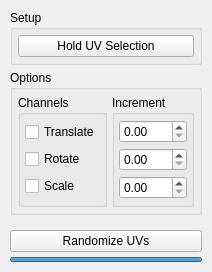
Above: randomUV.ui from TicTac-93/randomUV before the change. Below: the same form after it.
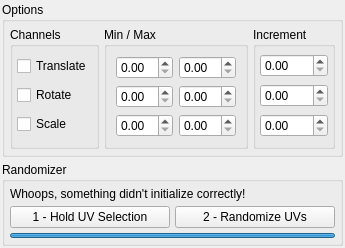
That is the form after the change.

Commit message: Set up widget connections, but no functionality yet.

The edit to the form file:
```diff
--- a/randomUV.ui
+++ b/randomUV.ui
@@ -6,10 +6,16 @@
    <rect>
     <x>0</x>
     <y>0</y>
-    <width>188</width>
-    <height>247</height>
+    <width>320</width>
+    <height>222</height>
    </rect>
   </property>
+  <property name="sizePolicy">
+   <sizepolicy hsizetype="Minimum" vsizetype="Minimum">
+    <horstretch>0</horstretch>
+    <verstretch>0</verstretch>
+   </sizepolicy>
+  </property>
   <property name="windowTitle">
    <string>UV Randomizer</string>
   </property>
@@ -18,70 +24,17 @@
     <number>5</number>
    </property>
    <property name="leftMargin">
-    <number>10</number>
+    <number>2</number>
    </property>
    <property name="topMargin">
-    <number>10</number>
+    <number>2</number>
    </property>
    <property name="rightMargin">
-    <number>10</number>
+    <number>2</number>
    </property>
    <property name="bottomMargin">
-    <number>10</number>
+    <number>2</number>
    </property>
-   <item>
-    <widget class="QGroupBox" name="grp_setup">
-     <property name="sizePolicy">
-      <sizepolicy hsizetype="Preferred" vsizetype="Preferred">
-       <horstretch>0</horstretch>
-       <verstretch>0</verstretch>
-      </sizepolicy>
-     </property>
-     <property name="title">
-      <string>Setup</string>
-     </property>
-     <layout class="QVBoxLayout" name="verticalLayout_2">
-      <property name="spacing">
-       <number>5</number>
-      </property>
-      <property name="leftMargin">
-       <number>5</number>
-      </property>
-      <property name="topMargin">
-       <number>5</number>
-      </property>
-      <property name="rightMargin">
-       <number>5</number>
-      </property>
-      <property name="bottomMargin">
-       <number>5</number>
-      </property>
-      <item>
-       <widget class="QPushButton" name="btn_hold">
-        <property name="text">
-         <string>Hold UV Selection</string>
-        </property>
-        <property name="checkable">
-         <bool>true</bool>
-        </property>
-       </widget>
-      </item>
-     </layout>
-    </widget>
-   </item>
-   <item>
-    <spacer name="verticalSpacer">
-     <property name="orientation">
-      <enum>Qt::Vertical</enum>
-     </property>
-     <property name="sizeHint" stdset="0">
-      <size>
-       <width>20</width>
-       <height>40</height>
-      </size>
-     </property>
-    </spacer>
-   </item>
    <item>
     <widget class="QGroupBox" name="grp_options">
      <property name="title">
@@ -149,17 +102,31 @@
        </widget>
       </item>
       <item>
-       <spacer name="horizontalSpacer">
-        <property name="orientation">
-         <enum>Qt::Horizontal</enum>
+       <widget class="QGroupBox" name="grp_minmax">
+        <property name="title">
+         <string>Min / Max</string>
         </property>
-        <property name="sizeHint" stdset="0">
-         <size>
-          <width>40</width>
-          <height>20</height>
-         </size>
-        </property>
-       </spacer>
+        <layout class="QFormLayout" name="formLayout">
+         <item row="0" column="0">
+          <widget class="QDoubleSpinBox" name="spn_t_min"/>
+         </item>
+         <item row="0" column="1">
+          <widget class="QDoubleSpinBox" name="spn_t_max"/>
+         </item>
+         <item row="1" column="0">
+          <widget class="QDoubleSpinBox" name="spn_r_min"/>
+         </item>
+         <item row="1" column="1">
+          <widget class="QDoubleSpinBox" name="spn_r_max"/>
+         </item>
+         <item row="2" column="0">
+          <widget class="QDoubleSpinBox" name="spn_s_min"/>
+         </item>
+         <item row="2" column="1">
+          <widget class="QDoubleSpinBox" name="spn_s_max"/>
+         </item>
+        </layout>
+       </widget>
       </item>
       <item>
        <widget class="QGroupBox" name="grp_increment">
@@ -201,19 +168,69 @@
     </widget>
    </item>
    <item>
+    <spacer name="verticalSpacer">
+     <property name="orientation">
+      <enum>Qt::Vertical</enum>
+     </property>
+     <property name="sizeHint" stdset="0">
+      <size>
+       <width>20</width>
+       <height>0</height>
+      </size>
+     </property>
+    </spacer>
+   </item>
+   <item>
+    <widget class="QGroupBox" name="grp_randomizer">
+     <property name="title">
+      <string>Randomizer</string>
+     </property>
     <layout class="QVBoxLayout" name="verticalLayout_5">
      <property name="spacing">
       <number>5</number>
      </property>
+      <property name="leftMargin">
+       <number>5</number>
+      </property>
      <property name="topMargin">
-      <number>10</number>
-     </property>
+       <number>5</number>
+      </property>
+      <property name="rightMargin">
+       <number>5</number>
+      </property>
+      <property name="bottomMargin">
+       <number>5</number>
+      </property>
+      <item>
+       <widget class="QLabel" name="lbl_status">
+        <property name="text">
+         <string>Whoops, something didn't initialize correctly!</string>
+        </property>
+       </widget>
+      </item>
+      <item>
+       <layout class="QHBoxLayout" name="horizontalLayout_2">
+        <property name="spacing">
+         <number>5</number>
+        </property>
+        <item>
+         <widget class="QPushButton" name="btn_hold">
+          <property name="text">
+           <string>1 - Hold UV Selection</string>
+          </property>
+          <property name="checkable">
+           <bool>true</bool>
+          </property>
+         </widget>
+        </item>
      <item>
       <widget class="QPushButton" name="btn_randomize">
        <property name="text">
-        <string>Randomize UVs</string>
-       </property>
-      </widget>
+           <string>2 - Randomize UVs</string>
+          </property>
+         </widget>
+        </item>
+       </layout>
      </item>
      <item>
       <widget class="QProgressBar" name="bar_progress">
@@ -241,6 +258,7 @@
       </widget>
      </item>
     </layout>
+    </widget>
    </item>
   </layout>
  </widget>
```
Left out of the diff: 12 changed lines with no effect on the pictures. Lines whose indentation alone changed are shown as unchanged. The commit also changes 2 other files.
